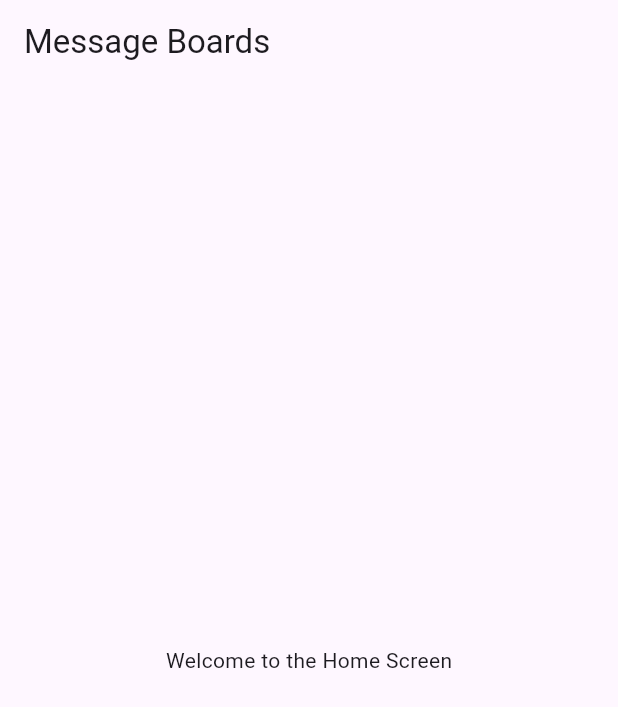
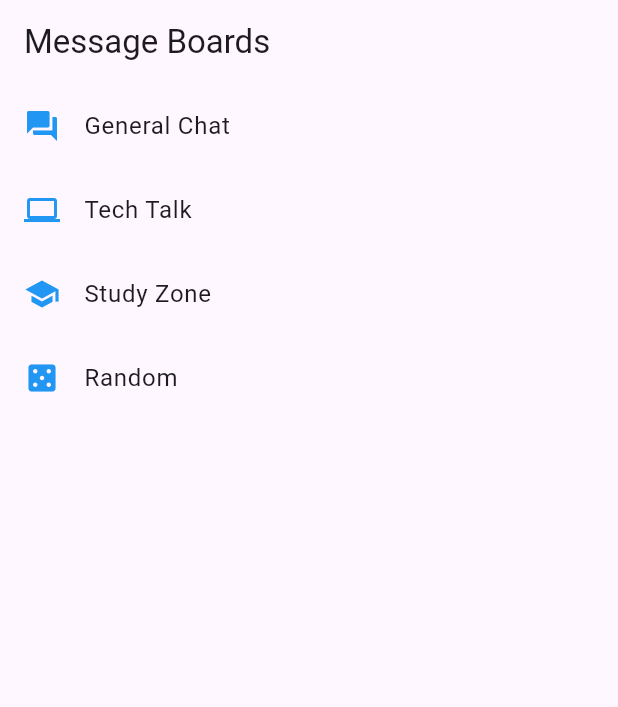
Before and after one commit to anguyen221/message_board_app, a Flutter app: the HomeScreen screen opened directly, on a phone screen of 412 x 824 dp. Shown: the top 707 px of the screen. Run offline on Flutter 3.47's test engine with Material 3 defaults, Android fonts, the phone set to English and light mode, and no system bars; our stand-ins replace cloud_firestore, firebase_auth, firebase_core; accounts and stored records are empty.

Commit message:
Added hardcoded message boards to home screen

```diff
--- a/lib/screens/home_screen.dart
+++ b/lib/screens/home_screen.dart
@@ -3,11 +3,32 @@ import 'package:flutter/material.dart';
 class HomeScreen extends StatelessWidget {
   const HomeScreen({super.key});
 
+  final List<Map<String, dynamic>> messageBoards = const [
+    {'name': 'General Chat', 'icon': Icons.forum},
+    {'name': 'Tech Talk', 'icon': Icons.computer},
+    {'name': 'Study Zone', 'icon': Icons.school},
+    {'name': 'Random', 'icon': Icons.casino},
+  ];
+
   @override
   Widget build(BuildContext context) {
     return Scaffold(
-      appBar: AppBar(title: Text('Message Boards')),
-      body: const Center(child: Text('Welcome to the Home Screen')),
+      appBar: AppBar(title: const Text('Message Boards')),
+      body: ListView.builder(
+        itemCount: messageBoards.length,
+        itemBuilder: (context, index) {
+          final board = messageBoards[index];
+          return ListTile(
+            leading: Icon(board['icon'], color: Colors.blue),
+            title: Text(board['name']),
+            onTap: () {
+              ScaffoldMessenger.of(context).showSnackBar(
+                SnackBar(content: Text('Open "${board['name']}" board')),
+              );
+            },
+          );
+        },
+      ),
     );
   }
 }
```
